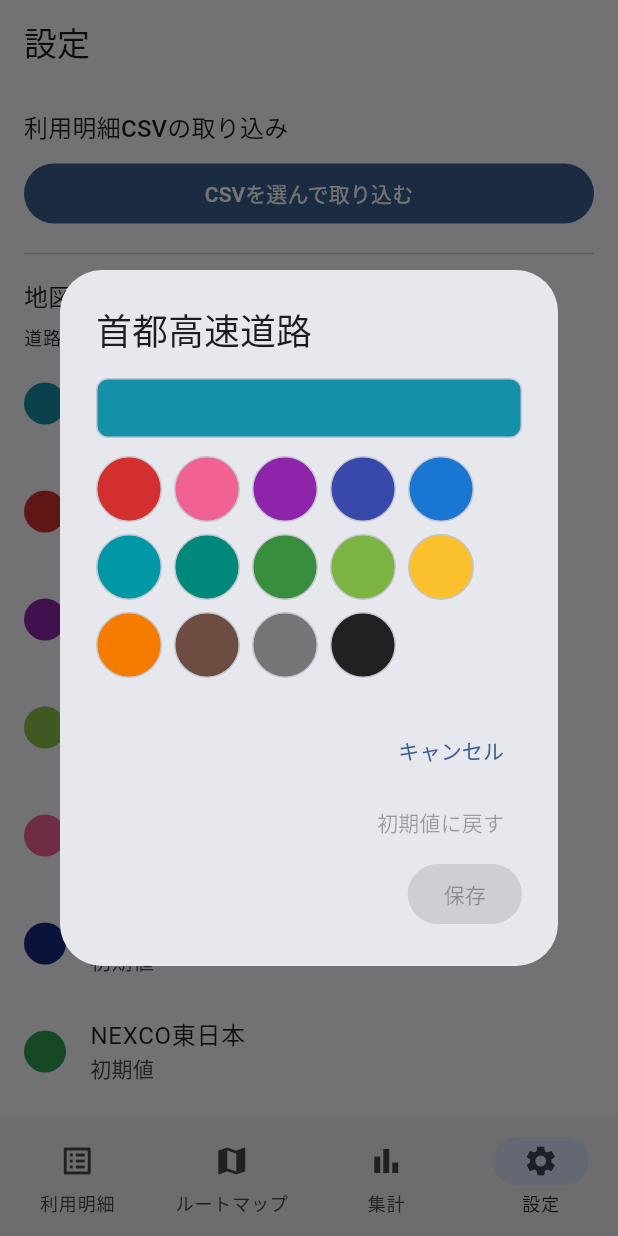
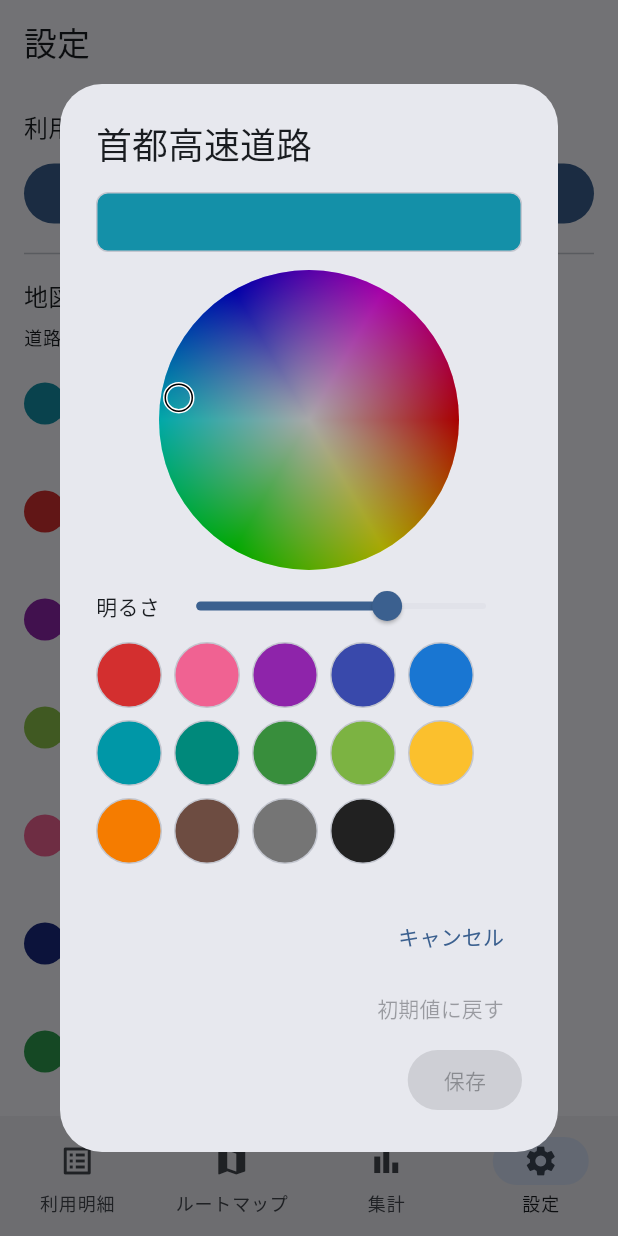
Before and after one commit to hnt1028/etc-meisai, a Flutter app: the SettingsScreen screen opened by its route, after a tap on "首都高速道路", on a phone screen of 412 x 824 dp. Run offline on Flutter 3.47's test engine with Material 3 defaults, Android fonts, the phone set to English and light mode, and no system bars; our stand-ins replace csv, drift, drift_flutter, file_picker, fl_chart, flutter_map and 3 more; missing offline and left inert: jis0208; accounts and stored records are empty; generated files the repository leaves out were written again.

Commit message:
Add: 線の色を、色環と明るさのスライダーで、好きな色に決められるようにする
Co-Authored-By: Claude Sonnet 5.5 <noreply@anthropic.com>

```diff
--- a/lib/userinterface/settings/operator_color_section.dart
+++ b/lib/userinterface/settings/operator_color_section.dart
@@ -1,3 +1,5 @@
+import 'dart:math' as math;
+
 import 'package:etc_meisai/application/dto/operator_color_dto.dart';
 import 'package:etc_meisai/userinterface/common/message_text.dart';
 import 'package:etc_meisai/userinterface/common/section_title.dart';
@@ -7,7 +9,7 @@ import 'package:flutter/material.dart';
 import 'package:flutter_riverpod/flutter_riverpod.dart';
 
 /// OP-7 and OP-8 of SCR-001: the color of the lines of every road operator on
-/// the map. Tapping an operator opens its color (a palette).
+/// the map. Tapping an operator opens its color (a color wheel and a palette).
 class OperatorColorSection extends ConsumerWidget {
   const OperatorColorSection({super.key});
 
@@ -160,13 +162,23 @@ class _OperatorColorDialog extends StatefulWidget {
 
 class _OperatorColorDialogState extends State<_OperatorColorDialog> {
   late int _color = widget.current.color;
+  late HSVColor _hsv = HSVColor.fromColor(Color(widget.current.color));
+
+  /// A color from the wheel or the brightness slider.
+  void _setHsv(HSVColor hsv) {
+    setState(() {
+      _hsv = hsv;
+      _color = hsv.toColor().toARGB32();
+    });
+  }
 
   @override
   Widget build(BuildContext context) {
     final scheme = Theme.of(context).colorScheme;
     return AlertDialog(
       title: Text(widget.current.operatorName),
-      content: Column(
+      content: SingleChildScrollView(
+        child: Column(
           mainAxisSize: MainAxisSize.min,
           crossAxisAlignment: CrossAxisAlignment.start,
           children: [
@@ -180,6 +192,25 @@ class _OperatorColorDialogState extends State<_OperatorColorDialog> {
               ),
             ),
             const SizedBox(height: 12),
+            Center(
+              child: _ColorWheel(
+                key: const ValueKey('color-wheel'),
+                hsv: _hsv,
+                onChanged: _setHsv,
+              ),
+            ),
+            Row(
+              children: [
+                const Text(SettingsStrings.operatorColorBrightness),
+                Expanded(
+                  child: Slider(
+                    key: const ValueKey('slider-brightness'),
+                    value: _hsv.value,
+                    onChanged: (v) => _setHsv(_hsv.withValue(v)),
+                  ),
+                ),
+              ],
+            ),
             Wrap(
               spacing: 8,
               runSpacing: 8,
@@ -190,7 +221,10 @@ class _OperatorColorDialogState extends State<_OperatorColorDialog> {
                     child: InkWell(
                       key: ValueKey('palette-${entry.color.toRadixString(16)}'),
                       customBorder: const CircleBorder(),
-                    onTap: () => setState(() => _color = entry.color),
+                      onTap: () => setState(() {
+                        _color = entry.color;
+                        _hsv = HSVColor.fromColor(Color(entry.color));
+                      }),
                       child: Container(
                         width: 44,
                         height: 44,
@@ -202,7 +236,8 @@ class _OperatorColorDialogState extends State<_OperatorColorDialog> {
                         child: _color == entry.color
                             ? Icon(
                                 Icons.check,
-                              color: Color(entry.color).computeLuminance() > 0.5
+                                color:
+                                    Color(entry.color).computeLuminance() > 0.5
                                     ? Colors.black
                                     : Colors.white,
                               )
@@ -213,6 +248,7 @@ class _OperatorColorDialogState extends State<_OperatorColorDialog> {
               ],
             ),
           ],
+        ),
       ),
       actions: [
         TextButton(
@@ -236,3 +272,100 @@ class _OperatorColorDialogState extends State<_OperatorColorDialog> {
     );
   }
 }
+
+/// A color wheel: the angle is the hue, the distance from the center is the
+/// saturation. The brightness is set apart, and shades the wheel. Tapping or
+/// dragging chooses a color.
+class _ColorWheel extends StatelessWidget {
+  const _ColorWheel({super.key, required this.hsv, required this.onChanged});
+
+  final HSVColor hsv;
+  final ValueChanged<HSVColor> onChanged;
+
+  static const _size = 200.0;
+
+  void _pick(Offset local) {
+    const radius = _size / 2;
+    final d = local - const Offset(radius, radius);
+    final hue = (math.atan2(d.dy, d.dx) * 180 / math.pi + 360) % 360;
+    final saturation = math.min(d.distance / radius, 1.0);
+    onChanged(hsv.withHue(hue).withSaturation(saturation));
+  }
+
+  @override
+  Widget build(BuildContext context) {
+    return Semantics(
+      label: SettingsStrings.operatorColorWheel,
+      child: GestureDetector(
+        onTapDown: (d) => _pick(d.localPosition),
+        onPanStart: (d) => _pick(d.localPosition),
+        onPanUpdate: (d) => _pick(d.localPosition),
+        child: CustomPaint(
+          size: const Size.square(_size),
+          painter: _WheelPainter(hsv),
+        ),
+      ),
+    );
+  }
+}
+
+class _WheelPainter extends CustomPainter {
+  const _WheelPainter(this.hsv);
+
+  final HSVColor hsv;
+
+  @override
+  void paint(Canvas canvas, Size size) {
+    final center = size.center(Offset.zero);
+    final radius = size.width / 2;
+    final rect = Rect.fromCircle(center: center, radius: radius);
+    canvas.drawCircle(
+      center,
+      radius,
+      Paint()
+        ..shader = SweepGradient(
+          colors: [
+            for (var h = 0; h <= 360; h += 60)
+              HSVColor.fromAHSV(1, h.toDouble(), 1, 1).toColor(),
+          ],
+        ).createShader(rect),
+    );
+    canvas.drawCircle(
+      center,
+      radius,
+      Paint()
+        ..shader = const RadialGradient(
+          colors: [Colors.white, Color(0x00FFFFFF)],
+        ).createShader(rect),
+    );
+    canvas.drawCircle(
+      center,
+      radius,
+      Paint()..color = Colors.black.withValues(alpha: 1 - hsv.value),
+    );
+    // The mark of the chosen color.
+    final angle = hsv.hue * math.pi / 180;
+    final mark =
+        center +
+        Offset(math.cos(angle), math.sin(angle)) * (hsv.saturation * radius);
+    canvas.drawCircle(
+      mark,
+      9,
+      Paint()
+        ..style = PaintingStyle.stroke
+        ..strokeWidth = 3
+        ..color = Colors.white,
+    );
+    canvas.drawCircle(
+      mark,
+      9,
+      Paint()
+        ..style = PaintingStyle.stroke
+        ..strokeWidth = 1
+        ..color = Colors.black,
+    );
+  }
+
+  @override
+  bool shouldRepaint(_WheelPainter old) => old.hsv != hsv;
+}
--- a/lib/userinterface/settings/settings_strings.dart
+++ b/lib/userinterface/settings/settings_strings.dart
@@ -17,6 +17,8 @@ abstract final class SettingsStrings {
   static const operatorColorNote = '道路の事業者ごとに、地図の線の色を変えられます。';
   static const operatorColorDefault = '初期値';
   static const operatorColorChanged = '変更済み';
+  static const operatorColorWheel = '色環';
+  static const operatorColorBrightness = '明るさ';
   static const paletteRed = '赤';
   static const palettePink = 'ピンク';
   static const palettePurple = '紫';
```
Also changed, not shown: docs/systems/screens/images/SCR-001-operator-color.drawio.png, 4 other files. Lines whose indentation alone changed are shown as unchanged.
